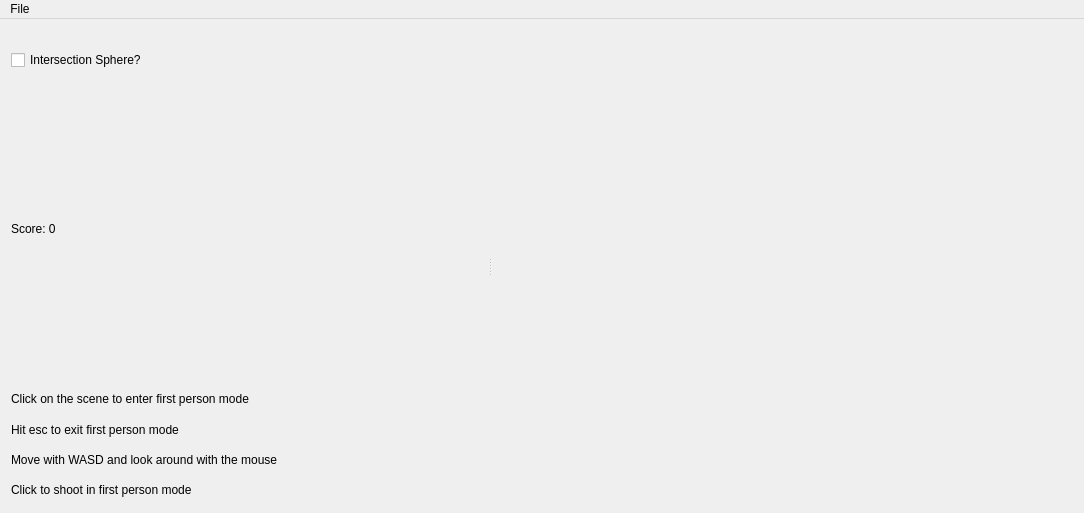
zqsui/cs123_finalproj, file src/mainwindow.ui: the form before one commit.
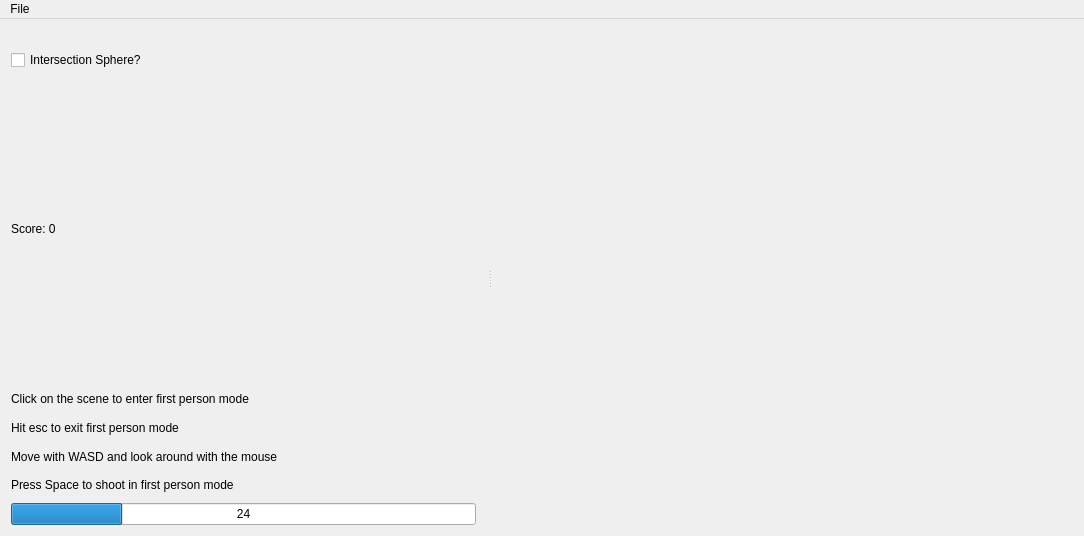
The form after the commit. Custom widgets are drawn as their Qt base class.

Commit message: space shooting && power slot update

```diff
--- a/src/mainwindow.ui
+++ b/src/mainwindow.ui
@@ -7,7 +7,7 @@
     <x>0</x>
     <y>0</y>
     <width>1084</width>
-    <height>513</height>
+    <height>536</height>
    </rect>
   </property>
   <property name="windowTitle">
@@ -39,7 +39,7 @@
    <property name="minimumSize">
     <size>
      <width>483</width>
-     <height>472</height>
+     <height>503</height>
     </size>
    </property>
    <property name="features">
@@ -130,7 +130,17 @@
      <item>
       <widget class="QLabel" name="label_4">
        <property name="text">
-        <string>Click to shoot in first person mode</string>
+        <string>&lt;html&gt;&lt;head/&gt;&lt;body&gt;&lt;p&gt;Press Space to shoot in first person mode&lt;/p&gt;&lt;/body&gt;&lt;/html&gt;</string>
+       </property>
+      </widget>
+     </item>
+     <item>
+      <widget class="QProgressBar" name="progressBar">
+       <property name="value">
+        <number>24</number>
+       </property>
+       <property name="format">
+        <string>%p</string>
        </property>
       </widget>
      </item>
```
Left out of the diff: 2 changed lines with no effect on the pictures. The commit also changes 5 other files.
